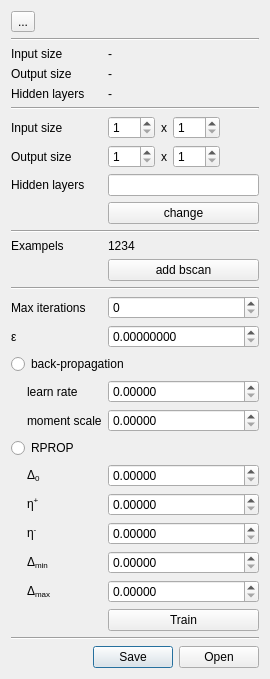
This is ui/marker_segmentation_nn.ui in neurodial/OCT-Marker as Qt 5 draws it before an edit. The edited form follows.
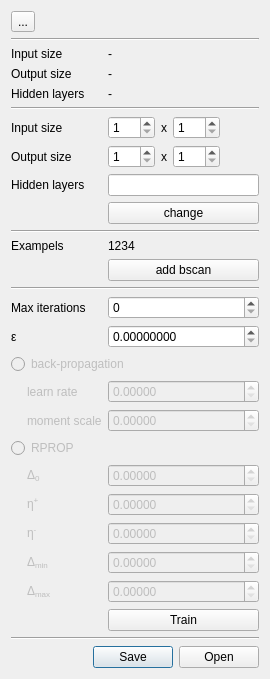
This is the edited form. Icons and pictures are not drawn.

What changed in the file:
```diff
--- a/ui/marker_segmentation_nn.ui
+++ b/ui/marker_segmentation_nn.ui
@@ -16,6 +16,9 @@
   <layout class="QGridLayout" name="gridLayout_9">
    <item row="26" column="1">
     <widget class="QLabel" name="label_19">
+     <property name="enabled">
+      <bool>false</bool>
+     </property>
      <property name="text">
       <string>η&lt;sup&gt;+&lt;/sup&gt;</string>
      </property>
@@ -23,6 +26,9 @@
    </item>
    <item row="25" column="2">
     <widget class="QDoubleSpinBox" name="sbDelta0">
+     <property name="enabled">
+      <bool>false</bool>
+     </property>
      <property name="decimals">
       <number>5</number>
      </property>
@@ -30,6 +36,9 @@
    </item>
    <item row="27" column="1">
     <widget class="QLabel" name="label_20">
+     <property name="enabled">
+      <bool>false</bool>
+     </property>
      <property name="text">
       <string>η&lt;sup&gt;-&lt;/sup&gt;</string>
      </property>
@@ -137,6 +146,9 @@
    </item>
    <item row="21" column="0" colspan="3">
     <widget class="QRadioButton" name="rbBackPropagation">
+     <property name="enabled">
+      <bool>false</bool>
+     </property>
      <property name="text">
       <string>back-propagation</string>
      </property>
@@ -151,6 +163,9 @@
    </item>
    <item row="23" column="2">
     <widget class="QDoubleSpinBox" name="sbMomentScale">
+     <property name="enabled">
+      <bool>false</bool>
+     </property>
      <property name="decimals">
       <number>5</number>
      </property>
@@ -158,6 +173,9 @@
    </item>
    <item row="24" column="0" colspan="3">
     <widget class="QRadioButton" name="rbRPROP">
+     <property name="enabled">
+      <bool>false</bool>
+     </property>
      <property name="text">
       <string>RPROP</string>
      </property>
@@ -165,6 +183,9 @@
    </item>
    <item row="29" column="1">
     <widget class="QLabel" name="label_22">
+     <property name="enabled">
+      <bool>false</bool>
+     </property>
      <property name="text">
       <string>Δ&lt;sub&gt;max&lt;/sub&gt;</string>
      </property>
@@ -172,6 +193,9 @@
    </item>
    <item row="23" column="1">
     <widget class="QLabel" name="label_17">
+     <property name="enabled">
+      <bool>false</bool>
+     </property>
      <property name="text">
       <string>moment scale</string>
      </property>
@@ -220,6 +244,9 @@
    </item>
    <item row="25" column="1">
     <widget class="QLabel" name="label_18">
+     <property name="enabled">
+      <bool>false</bool>
+     </property>
      <property name="text">
       <string>Δ&lt;sub&gt;0&lt;/sub&gt;</string>
      </property>
@@ -227,6 +254,9 @@
    </item>
    <item row="22" column="1">
     <widget class="QLabel" name="label_16">
+     <property name="enabled">
+      <bool>false</bool>
+     </property>
      <property name="text">
       <string>learn rate</string>
      </property>
@@ -281,6 +311,9 @@
    </item>
    <item row="26" column="2">
     <widget class="QDoubleSpinBox" name="sbNuePlus">
+     <property name="enabled">
+      <bool>false</bool>
+     </property>
      <property name="decimals">
       <number>5</number>
      </property>
@@ -288,6 +321,9 @@
    </item>
    <item row="27" column="2">
     <widget class="QDoubleSpinBox" name="sbNueMinus">
+     <property name="enabled">
+      <bool>false</bool>
+     </property>
      <property name="decimals">
       <number>5</number>
      </property>
@@ -316,6 +352,9 @@
    </item>
    <item row="22" column="2">
     <widget class="QDoubleSpinBox" name="sbLearnRate">
+     <property name="enabled">
+      <bool>false</bool>
+     </property>
      <property name="decimals">
       <number>5</number>
      </property>
@@ -376,6 +415,9 @@
    </item>
    <item row="29" column="2">
     <widget class="QDoubleSpinBox" name="sbDeltaMax">
+     <property name="enabled">
+      <bool>false</bool>
+     </property>
      <property name="decimals">
       <number>5</number>
      </property>
@@ -383,6 +425,9 @@
    </item>
    <item row="28" column="2">
     <widget class="QDoubleSpinBox" name="sbDeltaMin">
+     <property name="enabled">
+      <bool>false</bool>
+     </property>
      <property name="decimals">
       <number>5</number>
      </property>
@@ -457,6 +502,9 @@
    </item>
    <item row="28" column="1">
     <widget class="QLabel" name="label_21">
+     <property name="enabled">
+      <bool>false</bool>
+     </property>
      <property name="text">
       <string>Δ&lt;sub&gt;min&lt;/sub&gt;</string>
      </property>
```
Left out of the diff: 3 changed lines with no effect on the pictures.
